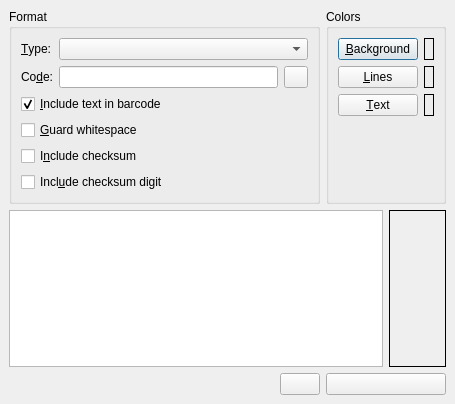
Old version of the form scribus/plugins/barcodegenerator/barcodegenerator.ui in the repository scribusproject/scribus.
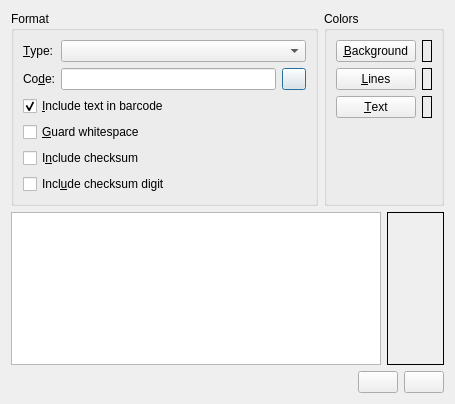
New version of the form.

Commit message: UI polishments + #6578: Opening the barcode plug-in takes quite long

```diff
--- a/scribus/plugins/barcodegenerator/barcodegenerator.ui
+++ b/scribus/plugins/barcodegenerator/barcodegenerator.ui
@@ -18,200 +18,7 @@
    <string/>
   </property>
   <layout class="QGridLayout" >
-   <property name="leftMargin" >
-    <number>9</number>
-   </property>
-   <property name="topMargin" >
-    <number>9</number>
-   </property>
-   <property name="rightMargin" >
-    <number>9</number>
-   </property>
-   <property name="bottomMargin" >
-    <number>9</number>
-   </property>
-   <property name="horizontalSpacing" >
-    <number>6</number>
-   </property>
-   <property name="verticalSpacing" >
-    <number>6</number>
-   </property>
-   <item row="0" column="2" colspan="2" >
-    <widget class="QGroupBox" name="colorBox" >
-     <property name="title" >
-      <string>Colors</string>
-     </property>
-     <layout class="QGridLayout" >
-      <property name="leftMargin" >
-       <number>9</number>
-      </property>
-      <property name="topMargin" >
-       <number>9</number>
-      </property>
-      <property name="rightMargin" >
-       <number>9</number>
-      </property>
-      <property name="bottomMargin" >
-       <number>9</number>
-      </property>
-      <property name="horizontalSpacing" >
-       <number>6</number>
-      </property>
-      <property name="verticalSpacing" >
-       <number>6</number>
-      </property>
-      <item row="3" column="0" >
-       <spacer>
-        <property name="orientation" >
-         <enum>Qt::Vertical</enum>
-        </property>
-        <property name="sizeHint" >
-         <size>
-          <width>20</width>
-          <height>40</height>
-         </size>
-        </property>
-       </spacer>
-      </item>
-      <item row="0" column="0" >
-       <widget class="QPushButton" name="bgColorButton" >
-        <property name="toolTip" >
-         <string>Background color - under the code lines</string>
-        </property>
-        <property name="text" >
-         <string>&amp;Background</string>
-        </property>
-        <property name="shortcut" >
-         <string>Alt+B</string>
-        </property>
-       </widget>
-      </item>
-      <item row="0" column="1" >
-       <widget class="QLabel" name="bgLabel" >
-        <property name="minimumSize" >
-         <size>
-          <width>10</width>
-          <height>0</height>
-         </size>
-        </property>
-        <property name="frameShape" >
-         <enum>QFrame::Box</enum>
-        </property>
-        <property name="scaledContents" >
-         <bool>true</bool>
-        </property>
-        <property name="wordWrap" >
-         <bool>false</bool>
-        </property>
-       </widget>
-      </item>
-      <item row="1" column="0" >
-       <widget class="QPushButton" name="lnColorButton" >
-        <property name="toolTip" >
-         <string>Color of the lines in barcode</string>
-        </property>
-        <property name="text" >
-         <string>&amp;Lines</string>
-        </property>
-        <property name="shortcut" >
-         <string>Alt+L</string>
-        </property>
-       </widget>
-      </item>
-      <item row="1" column="1" >
-       <widget class="QLabel" name="linesLabel" >
-        <property name="minimumSize" >
-         <size>
-          <width>10</width>
-          <height>0</height>
-         </size>
-        </property>
-        <property name="frameShape" >
-         <enum>QFrame::Box</enum>
-        </property>
-        <property name="scaledContents" >
-         <bool>true</bool>
-        </property>
-        <property name="wordWrap" >
-         <bool>false</bool>
-        </property>
-       </widget>
-      </item>
-      <item row="2" column="0" >
-       <widget class="QPushButton" name="txtColorButton" >
-        <property name="toolTip" >
-         <string>Color of the text and numbers</string>
-        </property>
-        <property name="text" >
-         <string>&amp;Text</string>
-        </property>
-        <property name="shortcut" >
-         <string>Alt+T</string>
-        </property>
-       </widget>
-      </item>
-      <item row="2" column="1" >
-       <widget class="QLabel" name="txtLabel" >
-        <property name="minimumSize" >
-         <size>
-          <width>10</width>
-          <height>0</height>
-         </size>
-        </property>
-        <property name="frameShape" >
-         <enum>QFrame::Box</enum>
-        </property>
-        <property name="scaledContents" >
-         <bool>true</bool>
-        </property>
-        <property name="wordWrap" >
-         <bool>false</bool>
-        </property>
-       </widget>
-      </item>
-     </layout>
-    </widget>
-   </item>
-   <item row="1" column="0" colspan="3" >
-    <widget class="QTextEdit" name="commentEdit" >
-     <property name="toolTip" >
-      <string>Hints and help is shown here</string>
-     </property>
-     <property name="readOnly" >
-      <bool>true</bool>
-     </property>
-    </widget>
-   </item>
-   <item row="1" column="3" >
-    <widget class="QLabel" name="sampleLabel" >
-     <property name="toolTip" >
-      <string>Preview of the result. 72dpi sample.</string>
-     </property>
-     <property name="frameShape" >
-      <enum>QFrame::Box</enum>
-     </property>
-     <property name="alignment" >
-      <set>Qt::AlignCenter</set>
-     </property>
-     <property name="wordWrap" >
-      <bool>false</bool>
-     </property>
-    </widget>
-   </item>
-   <item row="2" column="0" >
-    <spacer>
-     <property name="orientation" >
-      <enum>Qt::Horizontal</enum>
-     </property>
-     <property name="sizeHint" >
-      <size>
-       <width>40</width>
-       <height>20</height>
-      </size>
-     </property>
-    </spacer>
-   </item>
-   <item row="0" column="0" colspan="2" >
+   <item row="0" column="0" >
     <widget class="QGroupBox" name="bcodeBox" >
      <property name="title" >
       <string>Format</string>
@@ -355,20 +162,199 @@
      </layout>
     </widget>
    </item>
-   <item row="2" column="1" >
-    <widget class="QPushButton" name="okButton" >
-     <property name="text" >
-      <string/>
+   <item row="0" column="1" colspan="2" >
+    <widget class="QGroupBox" name="colorBox" >
+     <property name="title" >
+      <string>Colors</string>
      </property>
+     <layout class="QGridLayout" >
+      <property name="leftMargin" >
+       <number>9</number>
+      </property>
+      <property name="topMargin" >
+       <number>9</number>
+      </property>
+      <property name="rightMargin" >
+       <number>9</number>
+      </property>
+      <property name="bottomMargin" >
+       <number>9</number>
+      </property>
+      <property name="horizontalSpacing" >
+       <number>6</number>
+      </property>
+      <property name="verticalSpacing" >
+       <number>6</number>
+      </property>
+      <item row="3" column="0" >
+       <spacer>
+        <property name="orientation" >
+         <enum>Qt::Vertical</enum>
+        </property>
+        <property name="sizeHint" >
+         <size>
+          <width>20</width>
+          <height>40</height>
+         </size>
+        </property>
+       </spacer>
+      </item>
+      <item row="0" column="0" >
+       <widget class="QPushButton" name="bgColorButton" >
+        <property name="toolTip" >
+         <string>Background color - under the code lines</string>
+        </property>
+        <property name="text" >
+         <string>&amp;Background</string>
+        </property>
+        <property name="shortcut" >
+         <string>Alt+B</string>
+        </property>
+       </widget>
+      </item>
+      <item row="0" column="1" >
+       <widget class="QLabel" name="bgLabel" >
+        <property name="minimumSize" >
+         <size>
+          <width>10</width>
+          <height>0</height>
+         </size>
+        </property>
+        <property name="frameShape" >
+         <enum>QFrame::Box</enum>
+        </property>
+        <property name="scaledContents" >
+         <bool>true</bool>
+        </property>
+        <property name="wordWrap" >
+         <bool>false</bool>
+        </property>
+       </widget>
+      </item>
+      <item row="1" column="0" >
+       <widget class="QPushButton" name="lnColorButton" >
+        <property name="toolTip" >
+         <string>Color of the lines in barcode</string>
+        </property>
+        <property name="text" >
+         <string>&amp;Lines</string>
+        </property>
+        <property name="shortcut" >
+         <string>Alt+L</string>
+        </property>
+       </widget>
+      </item>
+      <item row="1" column="1" >
+       <widget class="QLabel" name="linesLabel" >
+        <property name="minimumSize" >
+         <size>
+          <width>10</width>
+          <height>0</height>
+         </size>
+        </property>
+        <property name="frameShape" >
+         <enum>QFrame::Box</enum>
+        </property>
+        <property name="scaledContents" >
+         <bool>true</bool>
+        </property>
+        <property name="wordWrap" >
+         <bool>false</bool>
+        </property>
+       </widget>
+      </item>
+      <item row="2" column="0" >
+       <widget class="QPushButton" name="txtColorButton" >
+        <property name="toolTip" >
+         <string>Color of the text and numbers</string>
+        </property>
+        <property name="text" >
+         <string>&amp;Text</string>
+        </property>
+        <property name="shortcut" >
+         <string>Alt+T</string>
+        </property>
+       </widget>
+      </item>
+      <item row="2" column="1" >
+       <widget class="QLabel" name="txtLabel" >
+        <property name="minimumSize" >
+         <size>
+          <width>10</width>
+          <height>0</height>
+         </size>
+        </property>
+        <property name="frameShape" >
+         <enum>QFrame::Box</enum>
+        </property>
+        <property name="scaledContents" >
+         <bool>true</bool>
+        </property>
+        <property name="wordWrap" >
+         <bool>false</bool>
+        </property>
+       </widget>
+      </item>
+     </layout>
     </widget>
    </item>
-   <item row="2" column="2" colspan="2" >
-    <widget class="QPushButton" name="cancelButton" >
-     <property name="text" >
-      <string/>
+   <item row="1" column="0" colspan="2" >
+    <widget class="QTextEdit" name="commentEdit" >
+     <property name="toolTip" >
+      <string>Hints and help is shown here</string>
      </property>
+     <property name="readOnly" >
+      <bool>true</bool>
+     </property>
     </widget>
    </item>
+   <item row="1" column="2" >
+    <widget class="QLabel" name="sampleLabel" >
+     <property name="toolTip" >
+      <string>Preview of the result. 72dpi sample.</string>
+     </property>
+     <property name="frameShape" >
+      <enum>QFrame::Box</enum>
+     </property>
+     <property name="alignment" >
+      <set>Qt::AlignCenter</set>
+     </property>
+     <property name="wordWrap" >
+      <bool>false</bool>
+     </property>
+    </widget>
+   </item>
+   <item row="2" column="0" colspan="3" >
+    <layout class="QHBoxLayout" >
+     <item>
+      <spacer>
+       <property name="orientation" >
+        <enum>Qt::Horizontal</enum>
+       </property>
+       <property name="sizeHint" >
+        <size>
+         <width>40</width>
+         <height>20</height>
+        </size>
+       </property>
+      </spacer>
+     </item>
+     <item>
+      <widget class="QPushButton" name="okButton" >
+       <property name="text" >
+        <string/>
+       </property>
+      </widget>
+     </item>
+     <item>
+      <widget class="QPushButton" name="cancelButton" >
+       <property name="text" >
+        <string/>
+       </property>
+      </widget>
+     </item>
+    </layout>
+   </item>
   </layout>
  </widget>
  <layoutdefault spacing="6" margin="11" />
```
The commit also changes 1 other file.
